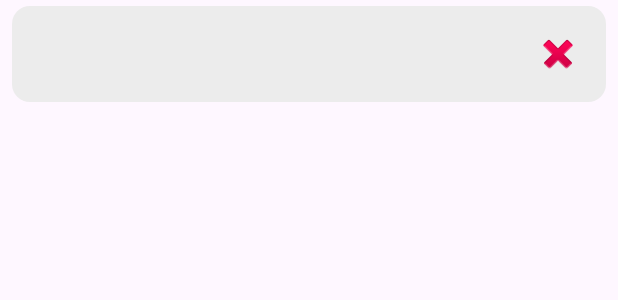
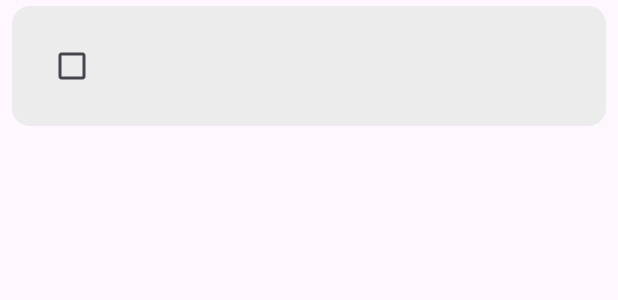
Before and after one commit to Myshkovv/TodoListApp, an Android app: the layout item_task.xml on its own in the app's theme, with its tools: preview values and no code run, on a phone screen of 412 x 824 dp. Shown: the top 300 px of the screen. Run offline under Robolectric (Android 15) with nearby library versions, the phone set to English and light mode, and no system bars.

```diff
--- a/app/src/main/java/com/example/todolistapp/MainActivity.kt
+++ b/app/src/main/java/com/example/todolistapp/MainActivity.kt
@@ -38,7 +38,9 @@ class MainActivity : AppCompatActivity() {
         taskViewModel = ViewModelProvider(this)[TaskViewModel::class.java]
 
         adapter = TaskAdapter (
-            onDeleteClick = { task -> taskViewModel.delete(task) },
+            onCheckboxClick = { task, isChecked ->
+                taskViewModel.updateTaskCompletion(task, isChecked)
+            },
             onEditClick = { task -> showEditTaskDialog(task) }
         )
 
--- a/app/src/main/java/com/example/todolistapp/Task.kt
+++ b/app/src/main/java/com/example/todolistapp/Task.kt
@@ -7,5 +7,6 @@ import androidx.room.PrimaryKey
 data class Task(
     @PrimaryKey(autoGenerate = true) val id: Int = 0,
     val text: String,
+    val isCompleted: Boolean = false,
     val createdAt: Long = System.currentTimeMillis()
 )
--- a/app/src/main/java/com/example/todolistapp/TaskDao.kt
+++ b/app/src/main/java/com/example/todolistapp/TaskDao.kt
@@ -14,8 +14,11 @@ interface TaskDao {
     @Query("SELECT * FROM tasks WHERE id = :id")
     fun getById(id: Long): Task?
 
-    @Query("SELECT * FROM tasks ORDER BY createdAt DESC")
+    @Query("SELECT * FROM tasks ORDER BY isCompleted ASC, createdAt DESC")
     fun getAll(): Flow<List<Task>>
+
+    @Query("UPDATE tasks SET isCompleted = :completed WHERE id = :taskId")
+    suspend fun updateCompletionStatus(taskId: Int, completed: Boolean)
 
     @Insert
     suspend fun insert(task: Task)
--- a/app/src/main/java/com/example/todolistapp/TaskViewModel.kt
+++ b/app/src/main/java/com/example/todolistapp/TaskViewModel.kt
@@ -28,4 +28,8 @@ class TaskViewModel(application: Application) : AndroidViewModel(application) {
     fun update(task: Task) = viewModelScope.launch {
         repository.update(task)
     }
+
+    fun updateTaskCompletion(task: Task, isCompleted: Boolean) = viewModelScope.launch {
+        repository.update(task.copy(isCompleted = isCompleted))
+    }
 }
--- a/app/src/main/res/layout/item_task.xml
+++ b/app/src/main/res/layout/item_task.xml
@@ -10,6 +10,15 @@
     android:padding="16dp"
     >
 
+    <CheckBox
+        android:id="@+id/checkBoxCompleted"
+        android:layout_width="wrap_content"
+        android:layout_height="wrap_content"
+        android:layout_marginEnd="16dp"
+
+        android:focusable="true"
+        android:clickable="true"/>
+
     <TextView
         android:id="@+id/tvTaskText"
         android:layout_width="0dp"
@@ -17,10 +26,5 @@
         android:layout_weight="1"
         android:textSize="18sp"/>
 
-    <ImageButton
-        android:id="@+id/btnDelete"
-        android:layout_width="wrap_content"
-        android:layout_height="wrap_content"
-        android:src="@android:drawable/ic_delete"
-        android:background="?attr/selectableItemBackgroundBorderless"/>
+
 </LinearLayout>
```
Also changed, not shown: app/src/main/java/com/example/todolistapp/TaskAdapter.kt (+27 -4 lines).
